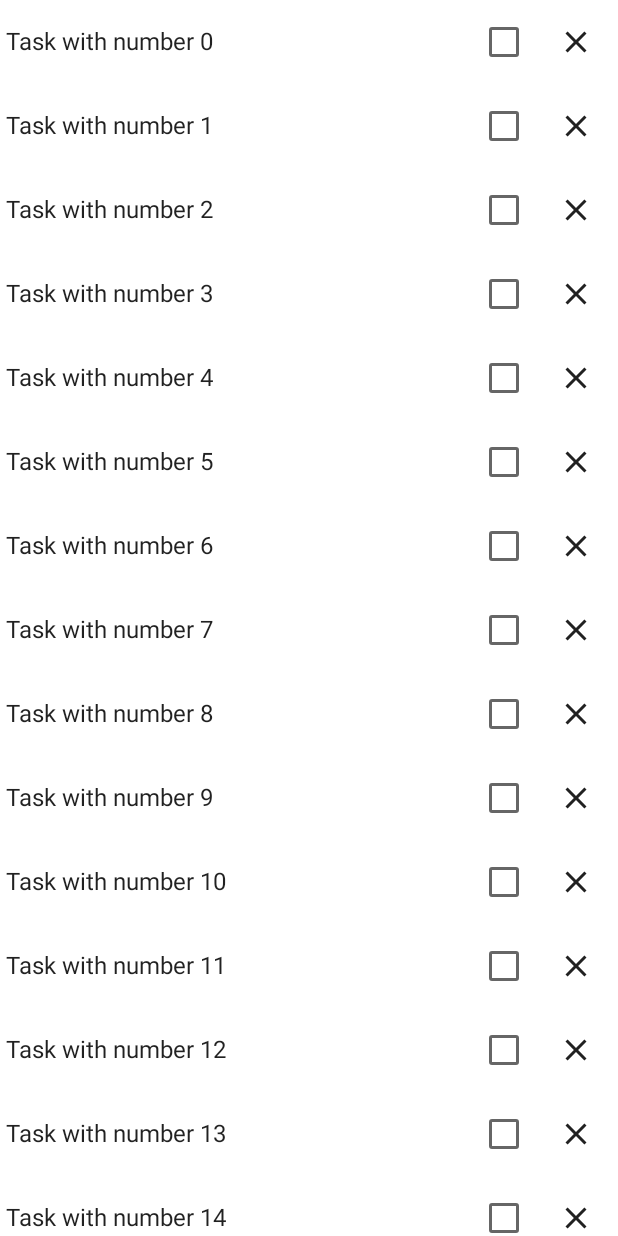
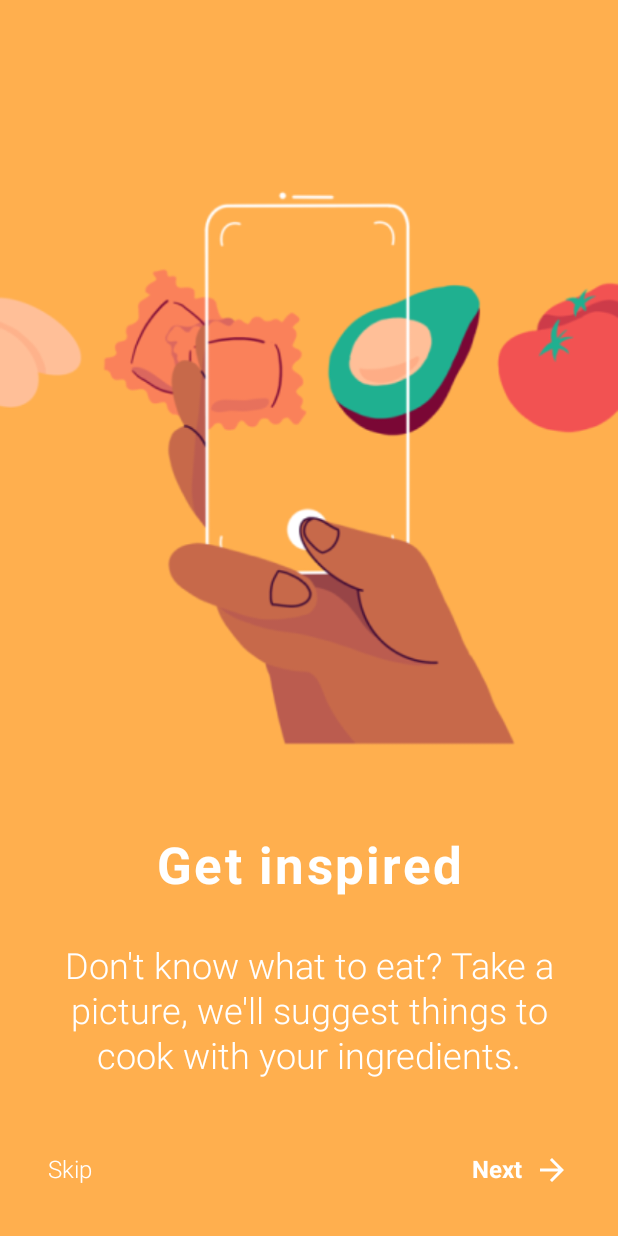
Before and after one commit to mksoftware101/jetpackcompose, an Android app built with Jetpack Compose: the MainActivity screen opened directly, with no data from a screen before it, on a phone screen of 412 x 824 dp. Run offline under Robolectric (Android 15) with nearby library versions, the phone set to English and light mode, and no system bars.

Commit message:
First onbaording screen

```diff
--- a/app/src/main/java/com/dominionsoftware/composesandbox/MainActivity.kt
+++ b/app/src/main/java/com/dominionsoftware/composesandbox/MainActivity.kt
@@ -9,6 +9,7 @@ import androidx.compose.material.Surface
 import androidx.compose.ui.Modifier
 import com.dominionsoftware.composesandbox.ui.theme.ComposeSandboxTheme
 import com.dominionsoftware.composesandbox.codelab.wellnesstasks.WellnessScreen
+import com.dominionsoftware.composesandbox.onboarding.OnboardingScreen
 
 class MainActivity : ComponentActivity() {
     override fun onCreate(savedInstanceState: Bundle?) {
@@ -20,7 +21,8 @@ class MainActivity : ComponentActivity() {
                     color = MaterialTheme.colors.background
                 ) {
 //                    WaterCounterMainScreen()
-                    WellnessScreen()
+//                    WellnessScreen()
+                    OnboardingScreen()
                 }
             }
         }
--- /dev/null
+++ b/app/src/main/java/com/dominionsoftware/composesandbox/onboarding/OnboardingScreen.kt
@@ -0,0 +1,112 @@
+package com.dominionsoftware.composesandbox.onboarding
+
+import android.graphics.fonts.FontStyle
+import androidx.compose.foundation.Image
+import androidx.compose.foundation.background
+import androidx.compose.foundation.layout.*
+import androidx.compose.material.Button
+import androidx.compose.material.MaterialTheme
+import androidx.compose.material.Text
+import androidx.compose.material.icons.Icons
+import androidx.compose.material.icons.filled.ArrowForward
+import androidx.compose.material.icons.filled.ArrowForwardIos
+import androidx.compose.material.icons.filled.NavigateNext
+import androidx.compose.runtime.Composable
+import androidx.compose.ui.Alignment
+import androidx.compose.ui.Modifier
+import androidx.compose.ui.graphics.Color
+import androidx.compose.ui.graphics.ColorFilter
+import androidx.compose.ui.graphics.vector.ImageVector
+import androidx.compose.ui.layout.ContentScale
+import androidx.compose.ui.modifier.modifierLocalConsumer
+import androidx.compose.ui.res.colorResource
+import androidx.compose.ui.res.painterResource
+import androidx.compose.ui.res.stringResource
+import androidx.compose.ui.text.font.FontWeight
+import androidx.compose.ui.text.style.TextAlign
+import androidx.compose.ui.tooling.preview.Preview
+import androidx.compose.ui.unit.dp
+import androidx.compose.ui.unit.sp
+import com.dominionsoftware.composesandbox.R
+import com.dominionsoftware.composesandbox.ui.theme.ComposeSandboxTheme
+
+@Composable
+fun OnboardingScreen(modifier: Modifier = Modifier) {
+    Column(
+        modifier = Modifier
+            .fillMaxSize()
+            .background(colorResource(id = R.color.color1))
+    ) {
+        Column(modifier = Modifier.weight(1f)) {
+            Spacer(Modifier.height(100.dp))
+            Row {
+                Image(
+                    painter = painterResource(id = R.drawable.onboarding_pic1),
+                    contentDescription = null,
+                    modifier = Modifier.weight(1f),
+                    contentScale = ContentScale.FillWidth
+                )
+            }
+            Spacer(modifier = Modifier.height(56.dp))
+            Row(horizontalArrangement = Arrangement.Center) {
+                Text(
+                    text = stringResource(id = R.string.onboardingFirstScreenTitle),
+                    color = colorResource(id = R.color.white),
+                    style = MaterialTheme.typography.h4,
+                    letterSpacing = 1.5.sp,
+                    fontWeight = FontWeight.Bold,
+                    textAlign = TextAlign.Center,
+                    modifier = Modifier.weight(1f)
+                )
+            }
+            Spacer(modifier = Modifier.height(32.dp))
+            Row(
+                horizontalArrangement = Arrangement.Center,
+                modifier = Modifier.padding(start = 32.dp, end = 32.dp)
+            ) {
+                Text(
+                    text = stringResource(id = R.string.onboardingFirstScreenText),
+                    color = colorResource(id = R.color.white),
+                    textAlign = TextAlign.Center,
+                    style = MaterialTheme.typography.h5.copy(lineHeight = 30.sp),
+                    fontWeight = FontWeight.Light,
+                )
+            }
+        }
+        Row(
+            horizontalArrangement = Arrangement.SpaceBetween,
+            verticalAlignment = Alignment.CenterVertically,
+            modifier = Modifier
+                .fillMaxWidth()
+                .padding(start = 32.dp, end = 32.dp, bottom = 32.dp)
+        ) {
+            Text(
+                text = stringResource(id = R.string.onboardingButtonSkip),
+                color = colorResource(id = R.color.white),
+                fontWeight = FontWeight.Light,
+            )
+            Row(verticalAlignment = Alignment.CenterVertically) {
+                Text(
+                    text = stringResource(id = R.string.onboardingButtonNext),
+                    fontWeight = FontWeight.Bold,
+                    color = colorResource(id = R.color.white)
+                )
+                Spacer(modifier = Modifier.padding(4.dp))
+                Image(
+                    imageVector = Icons.Default.ArrowForward,
+                    contentDescription = "Next",
+                    colorFilter = ColorFilter.tint(colorResource(id = R.color.white))
+                )
+            }
+
+        }
+    }
+}
+
+@Preview(heightDp = 940, widthDp = 430)
+@Composable
+fun OnboardingScreenPreview() {
+    ComposeSandboxTheme {
+        OnboardingScreen()
+    }
+}
--- /dev/null
+++ b/app/src/main/res/values/onboarding_colors.xml
@@ -0,0 +1,10 @@
+<?xml version="1.0" encoding="utf-8"?>
+<resources>
+    <color name="color1">#ffaf4e</color>
+    <color name="color2">#046F48</color>
+    <color name="color3">#F66515</color>
+    <color name="color4">#FA8A33</color>
+    <color name="color5">#CEC6B1</color>
+    <color name="color6">#361C19</color>
+    <color name="color7">#2F9B7C</color>
+</resources>
--- /dev/null
+++ b/app/src/main/res/values/onboarding_strings.xml
@@ -0,0 +1,12 @@
+<?xml version="1.0" encoding="utf-8"?>
+<resources>
+    <string name="onboardingFirstScreenTitle">Get inspired</string>
+    <string name="onboardingFirstScreenText">Don\'t know what to eat? Take a picture, we\'ll suggest things to cook with your ingredients.</string>
+    <string name="onboardingButtonSkip">Skip</string>
+    <string name="onboardingButtonNext">Next</string>
+    <string name="onboardingSecondScreenTitle">Easy &amp; healthy</string>
+    <string name="onboardingSecondScreenText">Find thousands of easy and healthy recipes so you save time and eat better.</string>
+    <string name="onboardingThirdScreenTitle">Save your favorites</string>
+    <string name="onboardingThirdScreenText">Save your favorite recipies and get reminders to buy the ingredients to cook them.</string>
+    <string name="onboardingThirdScreenGetStartedButton">Get started</string>
+</resources>
```
Also changed, not shown: app/src/main/res/drawable/onboarding_pic1.png (added), app/src/main/res/drawable/onboarding_pic2.png (added), app/src/main/res/drawable/onboarding_pic3.png (added).
